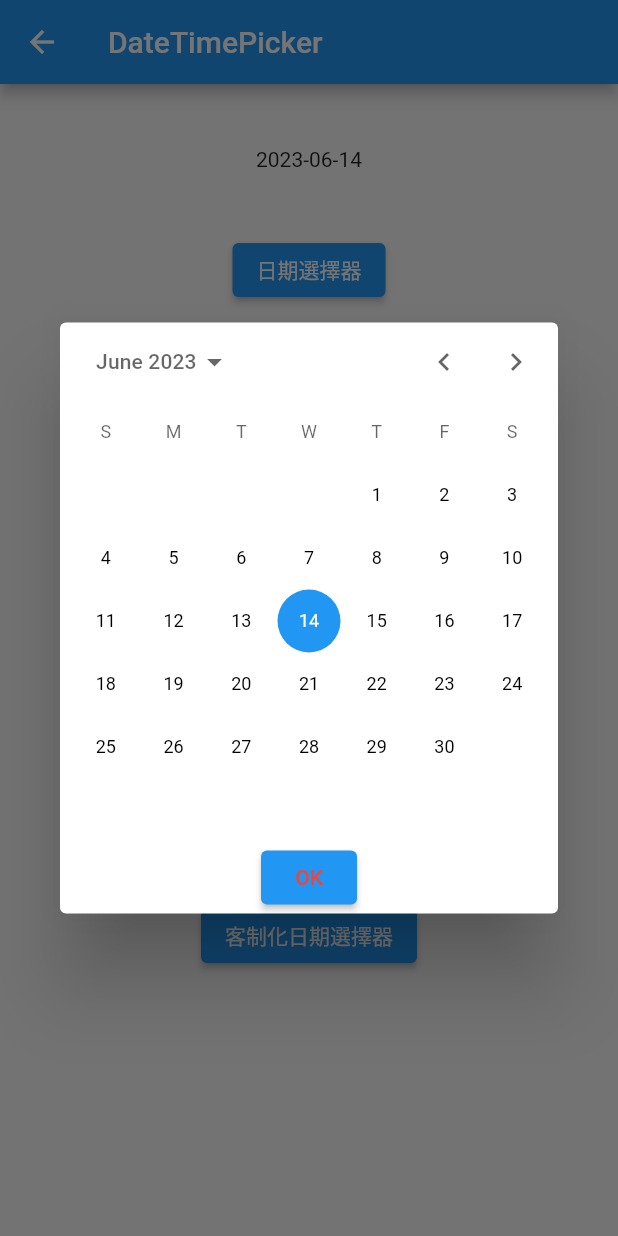
After one commit to ChrisWongAtCUHK/my_widgets, a Flutter app: the DateTimePickerScreen screen opened by its route, after a tap on "客制化日期選擇器", on a phone screen of 412 x 824 dp. The commit adds this screen. Run offline on Flutter 3.47's test engine with Material 2 defaults, Android fonts, the phone set to English and light mode, and no system bars.

Commit message:
Flutter體驗 Day 11-日期時間組件

```diff
--- a/lib/main.dart
+++ b/lib/main.dart
@@ -5,6 +5,7 @@ import 'views/text.dart';
 import 'views/image.dart';
 import 'views/button.dart';
 import 'views/form.dart';
+import 'views/datetimepicker.dart';
 
 void main() => runApp(const MyApp());
 
@@ -26,6 +27,7 @@ class MyApp extends StatelessWidget {
         '/image': (context) => const ImageScreen(),
         '/button': (context) => const ButtonScreen(),
         '/form': (context) => const FormScreen(),
+        '/datetimepicker': (context) => const DateTimePickerScreen(),
       },
     );
   }
--- /dev/null
+++ b/lib/views/datetimepicker.dart
@@ -0,0 +1,208 @@
+// ignore_for_file: library_private_types_in_public_api
+
+import 'package:flutter/material.dart';
+import 'package:intl/intl.dart';
+
+Future<DateTime> showCustomDateTimePickerDialog({
+  required BuildContext context,
+  required DateTime initialDate,
+}) async {
+  return await showDialog(
+    context: context,
+    builder: (ctx) {
+      return Dialog(child: CustomDateTimePicker(initialDate: initialDate));
+    },
+  );
+}
+
+class CustomDateTimePicker extends StatefulWidget {
+  final DateTime initialDate;
+
+  const CustomDateTimePicker({super.key, required this.initialDate});
+
+  @override
+  _CustomDateTimePicker createState() => _CustomDateTimePicker();
+}
+
+class _CustomDateTimePicker extends State<CustomDateTimePicker> {
+  late DateTime selectedDateTime;
+
+  @override
+  initState() {
+    super.initState();
+    selectedDateTime = widget.initialDate;
+  }
+
+  @override
+  Widget build(BuildContext context) {
+    return Column(
+      mainAxisSize: MainAxisSize.min,
+      children: [
+        CalendarDatePicker(
+          initialDate: selectedDateTime,
+          firstDate: DateTime(2000, 1, 1),
+          lastDate: DateTime(2040, 12, 31),
+          onDateChanged: (DateTime date) {
+            setState(() {
+              selectedDateTime = date;
+            });
+          },
+        ),
+        ElevatedButton(
+          style: ElevatedButton.styleFrom(
+            foregroundColor: Colors.red,
+          ),
+          onPressed: () {
+            Navigator.of(context).pop(selectedDateTime);
+          },
+          child: const Text("OK"),
+        )
+      ],
+    );
+  }
+}
+
+class DateTimePickerScreen extends StatefulWidget {
+  const DateTimePickerScreen({super.key});
+
+  @override
+  _DateTimePickerScreen createState() => _DateTimePickerScreen();
+}
+
+class _DateTimePickerScreen extends State<DateTimePickerScreen> {
+  final dateFormatter = DateFormat('yyyy-MM-dd');
+
+  late DateTime selectedDateTime;
+  late DateTimeRange selectedDateTimeRange;
+  late TimeOfDay selectedTimeOfDay;
+  late DateTime selectedCustomDateTime;
+
+  @override
+  void initState() {
+    super.initState();
+    var now = DateTime.now();
+    selectedDateTime = now;
+    selectedDateTimeRange = DateTimeRange(
+      start: now,
+      end: now,
+    );
+    selectedTimeOfDay = TimeOfDay.fromDateTime(now);
+    selectedCustomDateTime = now;
+  }
+
+  @override
+  Widget build(BuildContext context) {
+    var labelOfDateTime = SizedBox(
+      height: 100.0,
+      child: Center(
+        child: Text(dateFormatter.format(selectedDateTime)),
+      ),
+    );
+
+    var datePickButton = ElevatedButton(
+      onPressed: () async {
+        var result = await showDatePicker(
+          context: context,
+          initialDate: DateTime.now(),
+          firstDate: DateTime(2000, 01),
+          lastDate: DateTime(2051, 12),
+        );
+
+        if (result != null) {
+          setState(() {
+            selectedDateTime = result;
+          });
+        }
+      },
+      child: const Text('日期選擇器'),
+    );
+
+    var labelOfDateTimeRange = SizedBox(
+      height: 100.0,
+      child: Center(
+        child: Text(
+            "${dateFormatter.format(selectedDateTimeRange.start)} 至 ${dateFormatter.format(selectedDateTimeRange.end)}"),
+      ),
+    );
+
+    var dateRangePickButton = ElevatedButton(
+      onPressed: () async {
+        var result = await showDateRangePicker(
+          context: context,
+          firstDate: DateTime(2021, 01),
+          lastDate: DateTime(2051, 12),
+        );
+
+        if (result != null) {
+          setState(() {
+            selectedDateTimeRange = result;
+          });
+        }
+      },
+      child: const Text('日期區間選擇器'),
+    );
+
+    var labelOfTime = SizedBox(
+      height: 100.0,
+      child: Center(
+        child: Text(selectedTimeOfDay.toString()),
+      ),
+    );
+
+    var timePickButton = ElevatedButton(
+      onPressed: () async {
+        var result = await showTimePicker(
+          context: context,
+          initialTime: TimeOfDay.now(),
+          initialEntryMode: TimePickerEntryMode.input,
+        );
+
+        if (result != null) {
+          setState(() {
+            selectedTimeOfDay = result;
+          });
+        }
+      },
+      child: const Text('時間選擇器'),
+    );
+
+    var customDateTimePickButton = ElevatedButton(
+      onPressed: () async {
+        var result = await showCustomDateTimePickerDialog(
+          context: context,
+          initialDate: selectedCustomDateTime,
+        );
+
+        setState(() {
+          selectedCustomDateTime = result;
+        });
+      },
+      child: const Text('客制化日期選擇器'),
+    );
+
+    var labelOfCustomDateTime = SizedBox(
+      height: 100.0,
+      child: Center(
+        child: Text(dateFormatter.format(selectedCustomDateTime)),
+      ),
+    );
+
+    return Scaffold(
+      appBar: AppBar(title: const Text("DateTimePicker")),
+      body: Center(
+        child: Column(
+          children: [
+            labelOfDateTime,
+            datePickButton,
+            labelOfDateTimeRange,
+            dateRangePickButton,
+            labelOfTime,
+            timePickButton,
+            labelOfCustomDateTime,
+            customDateTimePickButton
+          ],
+        ),
+      ),
+    );
+  }
+}
--- a/lib/views/home.dart
+++ b/lib/views/home.dart
@@ -35,6 +35,10 @@ class HomeScreen extends StatelessWidget {
         title: const Text('Form'),
         onTap: () => Navigator.pushNamed(context, '/form'),
       ),
+      ListTile(
+        title: const Text('DatetimePicker'),
+        onTap: () => Navigator.pushNamed(context, '/datetimepicker'),
+      ),
     ];
 
     return ListView(children: items);
--- a/pubspec.yaml
+++ b/pubspec.yaml
@@ -35,6 +35,7 @@ dependencies:
   # The following adds the Cupertino Icons font to your application.
   # Use with the CupertinoIcons class for iOS style icons.
   cupertino_icons: ^1.0.2
+  intl: ^0.18.1
 
 dev_dependencies:
   flutter_test:
```
Also changed, not shown: pubspec.lock, 1 other file.
